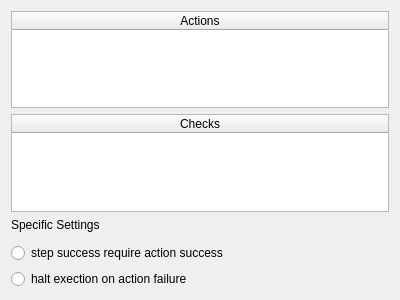
Before: the Qt Designer form atef/ui/set_value_edit_widget.ui in pcdshub/atef, drawn with Qt 5.
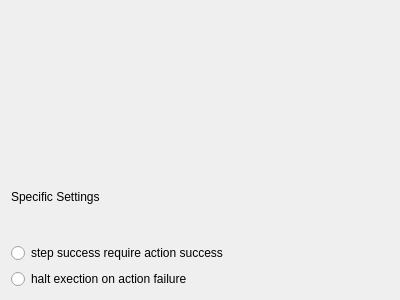
After: the same form once the commit is applied.

Commit message: MNT/WIP refactor TableWidgetWithAddRow outside of SetValueWidget

The edit to the form file:
```diff
--- a/atef/ui/set_value_edit_widget.ui
+++ b/atef/ui/set_value_edit_widget.ui
@@ -15,48 +15,16 @@
   </property>
   <layout class="QVBoxLayout" name="verticalLayout">
    <item>
-    <widget class="QTableWidget" name="actions_table">
-     <property name="dragEnabled">
-      <bool>true</bool>
-     </property>
-     <property name="dragDropOverwriteMode">
-      <bool>false</bool>
-     </property>
-     <property name="dragDropMode">
-      <enum>QAbstractItemView::InternalMove</enum>
-     </property>
-     <property name="columnCount">
-      <number>1</number>
-     </property>
-     <attribute name="horizontalHeaderStretchLastSection">
-      <bool>true</bool>
-     </attribute>
-     <attribute name="verticalHeaderVisible">
-      <bool>false</bool>
-     </attribute>
-     <column>
-      <property name="text">
-       <string>Actions</string>
-      </property>
-     </column>
-    </widget>
+    <widget class="QWidget" name="actions_table_placeholder" native="true"/>
    </item>
    <item>
-    <widget class="QTableWidget" name="checks_table">
-     <property name="columnCount">
-      <number>1</number>
+    <widget class="QWidget" name="checks_table_placeholder" native="true">
+     <property name="minimumSize">
+      <size>
+       <width>0</width>
+       <height>0</height>
+      </size>
      </property>
-     <attribute name="horizontalHeaderStretchLastSection">
-      <bool>true</bool>
-     </attribute>
-     <attribute name="verticalHeaderVisible">
-      <bool>false</bool>
-     </attribute>
-     <column>
-      <property name="text">
-       <string>Checks</string>
-      </property>
-     </column>
     </widget>
    </item>
    <item>
```
The commit also changes 4 other files.
